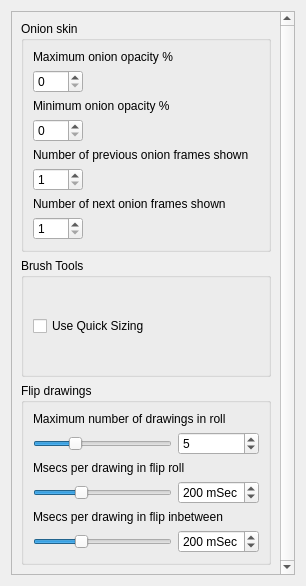
Before: the Qt Designer form app/ui/toolspage.ui in pencil2d/pencil, drawn with Qt 5.
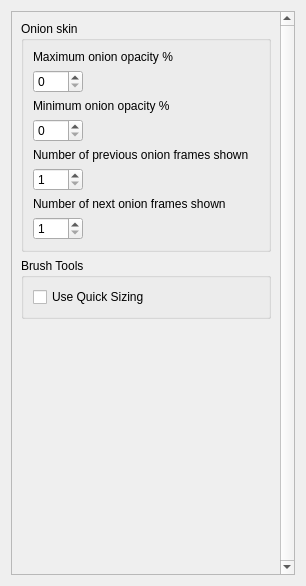
After: the same form once the commit is applied.

Commit message: Moved flip-settings to Timeline preferences

What changed in the file:
```diff
--- a/app/ui/toolspage.ui
+++ b/app/ui/toolspage.ui
@@ -174,146 +174,17 @@
         </widget>
        </item>
        <item>
-        <widget class="QGroupBox" name="flipBox">
-         <property name="title">
-          <string>Flip drawings</string>
+        <spacer name="verticalSpacer">
+         <property name="orientation">
+          <enum>Qt::Vertical</enum>
          </property>
-         <layout class="QVBoxLayout" name="verticalLayout">
-          <item>
-           <layout class="QGridLayout" name="gridLayout">
-            <item row="0" column="0" colspan="2">
-             <widget class="QLabel" name="flipRollNumDrawingsLabel">
-              <property name="text">
-               <string>Maximum number of drawings in roll</string>
-              </property>
-             </widget>
-            </item>
-            <item row="1" column="0">
-             <widget class="QSlider" name="flipRollNumDrawingsSlider">
-              <property name="minimum">
-               <number>3</number>
-              </property>
-              <property name="maximum">
-               <number>10</number>
-              </property>
-              <property name="value">
-               <number>5</number>
-              </property>
-              <property name="orientation">
-               <enum>Qt::Horizontal</enum>
-              </property>
-             </widget>
-            </item>
-            <item row="1" column="1">
-             <widget class="QSpinBox" name="flipRollNumDrawingsSpinBox">
-              <property name="suffix">
-               <string/>
-              </property>
-              <property name="minimum">
-               <number>3</number>
-              </property>
-              <property name="maximum">
-               <number>10</number>
-              </property>
-              <property name="value">
-               <number>5</number>
-              </property>
-             </widget>
-            </item>
-            <item row="2" column="0" colspan="2">
-             <widget class="QLabel" name="flipRollMsecsLabel">
-              <property name="text">
-               <string>Msecs per drawing in flip roll</string>
-              </property>
-             </widget>
-            </item>
-            <item row="3" column="0">
-             <widget class="QSlider" name="flipRollMsecsSlider">
-              <property name="minimum">
-               <number>100</number>
-              </property>
-              <property name="maximum">
-               <number>400</number>
-              </property>
-              <property name="value">
-               <number>200</number>
-              </property>
-              <property name="orientation">
-               <enum>Qt::Horizontal</enum>
-              </property>
-             </widget>
-            </item>
-            <item row="3" column="1">
-             <widget class="QSpinBox" name="flipRollMsecsSpinBox">
-              <property name="suffix">
-               <string> mSec</string>
-              </property>
-              <property name="minimum">
-               <number>100</number>
-              </property>
-              <property name="maximum">
-               <number>400</number>
-              </property>
-              <property name="singleStep">
-               <number>5</number>
-              </property>
-              <property name="value">
-               <number>200</number>
-              </property>
-             </widget>
-            </item>
-            <item row="4" column="0" colspan="2">
-             <widget class="QLabel" name="flipInBtwnLabel">
-              <property name="text">
-               <string>Msecs per drawing in flip inbetween</string>
-              </property>
-             </widget>
-            </item>
-            <item row="5" column="0">
-             <widget class="QSlider" name="flipInBtwnMsecSlider">
-              <property name="minimum">
-               <number>100</number>
-              </property>
-              <property name="maximum">
-               <number>400</number>
-              </property>
-              <property name="singleStep">
-               <number>5</number>
-              </property>
-              <property name="pageStep">
-               <number>50</number>
-              </property>
-              <property name="value">
-               <number>200</number>
-              </property>
-              <property name="orientation">
-               <enum>Qt::Horizontal</enum>
-              </property>
-             </widget>
-            </item>
-            <item row="5" column="1">
-             <widget class="QSpinBox" name="flipInBtwnMsecSpinBox">
-              <property name="suffix">
-               <string> mSec</string>
-              </property>
-              <property name="minimum">
-               <number>100</number>
-              </property>
-              <property name="maximum">
-               <number>400</number>
-              </property>
-              <property name="singleStep">
-               <number>5</number>
-              </property>
-              <property name="value">
-               <number>200</number>
-              </property>
-             </widget>
-            </item>
-           </layout>
-          </item>
-         </layout>
-        </widget>
+         <property name="sizeHint" stdset="0">
+          <size>
+           <width>20</width>
+           <height>40</height>
+          </size>
+         </property>
+        </spacer>
        </item>
       </layout>
      </widget>
```
The commit also changes 3 other files.
